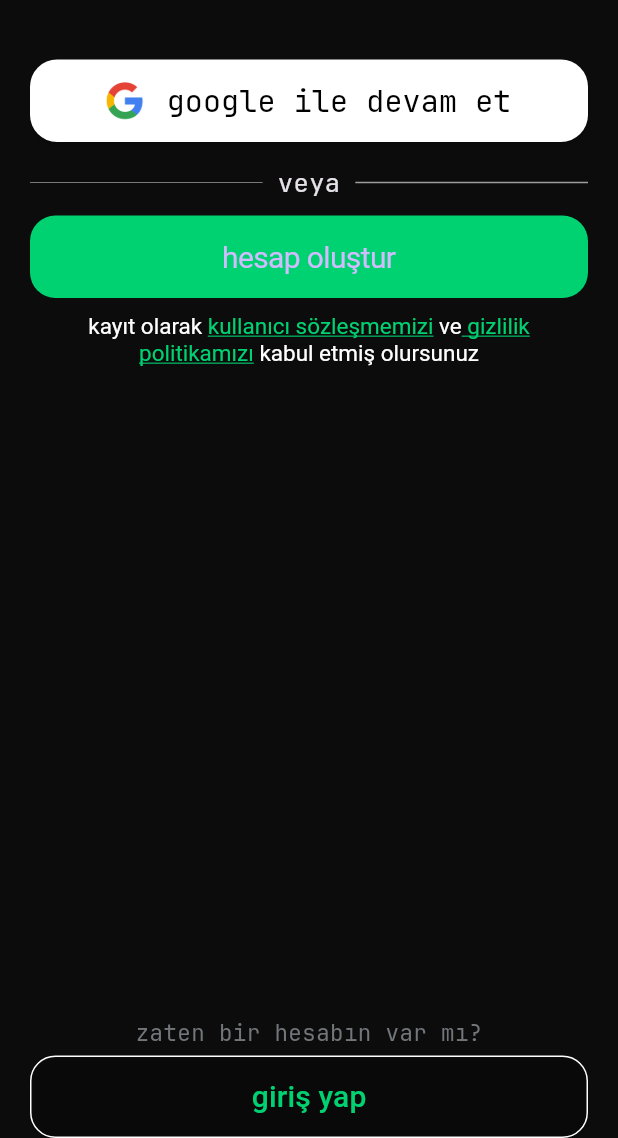
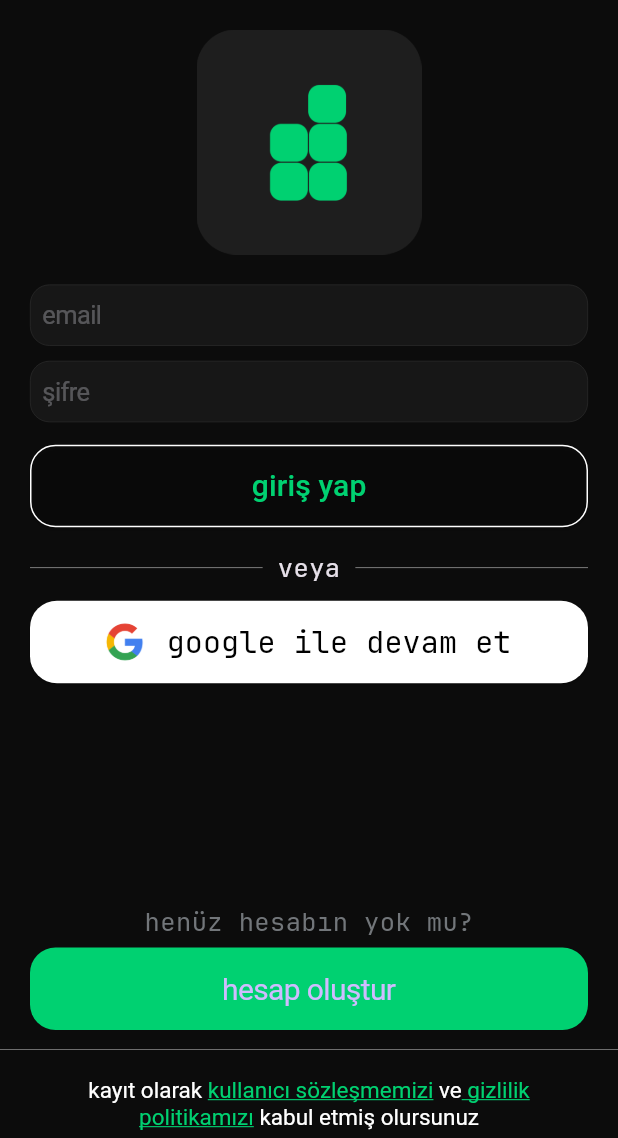
Before and after one commit to Foxq87/defter, a Flutter app: the screen it shows after launch, on a phone screen of 412 x 824 dp, the part 98-1236 px from its top. Run offline on Flutter 3.47's test engine with Material 3 defaults, Android fonts, the light colour scheme and no system bars; our stand-ins replace animate_do, carousel_slider, cloud_firestore, custom_sliding_segmented_control, file_picker, firebase_auth and 18 more; missing offline and left inert: any_link_preview, flutter_chat_reactions, flutter_pdfview, toggle_list; accounts and stored records are empty; Roboto replaces fonts that are missing (JetBrainMonoRegulars, JetBrainsMonoBold, JetBrainsMonoExtraBold).

Commit message:
log in screen changes (not done)

```diff
--- a/lib/core/commons/sign_in_buttons.dart
+++ b/lib/core/commons/sign_in_buttons.dart
@@ -6,8 +6,8 @@ import 'package:routemaster/routemaster.dart';
 
 import '../../theme/palette.dart';
 
-class SignInButton extends ConsumerWidget {
-  const SignInButton({super.key});
+class ContinueWithGoogleButton extends ConsumerWidget {
+  const ContinueWithGoogleButton({super.key});
 
   void signInWithGoogle(WidgetRef ref, BuildContext context) {
     ref.read(authControllerProvider.notifier).signInWithGoogle(context);
--- a/lib/features/auth/controller/auth_controller.dart
+++ b/lib/features/auth/controller/auth_controller.dart
@@ -48,12 +48,16 @@ class AuthController extends StateNotifier<bool> {
             _ref.read(userProvider.notifier).update((state) => userModel));
   }
 
-  void createUserWithEmailAndPassword(BuildContext context,String email, String password) async {
+  void createUserWithEmailAndPassword(
+      BuildContext context, String email, String password) async {
     state = true;
-    final user = await _authRepository.createUserWithEmailAndPassword(context,email,password);
+    final user = await _authRepository.createUserWithEmailAndPassword(
+        context, email, password);
     state = false;
-    user.fold(
-        (l) => print(l.message), //showSnackBar(context, l.message),
+    user.fold((l) {
+      // showSnackBar(context,
+      //     'bir hata oluştu. lütfen daha sonra tekrar deneyin: ' + l.toString());
+    }, //showSnackBar(context, l.message),
         (userModel) =>
             _ref.read(userProvider.notifier).update((state) => userModel));
   }
@@ -151,9 +155,12 @@ class AuthController extends StateNotifier<bool> {
       username_insensitive: usernameInsensitive,
       schoolId: schoolId,
     );
-    res.fold((l) => print(l.message), (r) {
+    res.fold(
+        (l) => showSnackBar(
+            context,
+            'bir hata oluştu. lütfen daha sonra tekrar deneyin: ' +
+                l.toString()), (r) {
       print(currentUser.username);
-      _ref.read(userProvider.notifier).update((state) => currentUser);
     });
     // state = false;
   }
--- a/lib/features/auth/repository/auth_repository.dart
+++ b/lib/features/auth/repository/auth_repository.dart
@@ -39,10 +39,31 @@ class AuthRepository {
       _firestore.collection(FirebaseConstants.schoolsCollection);
 
   Stream<User?> get authStatesChanges => _auth.authStateChanges();
+  String normalizeEmail(String email) {
+    final parts = email.split('@');
+    return '${parts[0].replaceAll('.', '')}@${parts[1]}';
+  }
 
   FutureEither<UserModel> createUserWithEmailAndPassword(
       BuildContext context, String email, String password) async {
     try {
+      email = normalizeEmail(email);
+      bool isEmailRegistered = false;
+      await _users.get().then((value) {
+        value.docs.forEach((element) {
+          if ((email == element.get('email') ||
+              normalizeEmail(email) == element.get('email'))&&element.get('dormType') == null) {
+            isEmailRegistered = true;
+          }
+        });
+      });
+
+      if (isEmailRegistered) {
+        throw FirebaseAuthException(
+          code: 'email-already-in-use',
+          message: 'The email address is already in use by another account.',
+        );
+      } else {
         UserCredential userCredential =
             await _auth.createUserWithEmailAndPassword(
           email: email,
@@ -79,13 +100,14 @@ class AuthRepository {
         //   userModel = await getUserData(userCredential.user!.uid).first;
         // }
         if (userCredential.additionalUserInfo!.isNewUser) {
-        print("sikecem aa" + userCredential.user!.uid);
+
           await _users.doc(userCredential.user!.uid).set(userModel.toMap());
         } else {
           final docSnapshot = await _users.doc(userCredential.user!.uid).get();
 
           if (docSnapshot.exists) {
-          userModel = UserModel.fromMap(docSnapshot.data() as Map<String, dynamic>);
+            userModel =
+                UserModel.fromMap(docSnapshot.data() as Map<String, dynamic>);
           } else {
             // Handle the situation when the document doesn't exist, e.g., create it.
             await _users.doc(userCredential.user!.uid).set(userModel.toMap());
@@ -100,6 +122,7 @@ class AuthRepository {
 
         // await _users.doc(userCredential.user!.uid).set(userModel.toMap());
         return right(userModel);
+      }
     } on FirebaseException catch (e) {
       if (e.code == 'weak-password') {
         showSnackBar(context, 'şifre en az 6 karakter içermeli');
@@ -108,6 +131,8 @@ class AuthRepository {
             context, 'bu email ile kayıt olmuş bir hesap zaten bulunuyor');
       } else if (e.code == 'invalid-email') {
         showSnackBar(context, 'lütfen geçerli bir email girin');
+      } else {
+        showSnackBar(context, e.message.toString());
       }
       print(e.code);
       throw e.message!;
@@ -137,7 +162,9 @@ class AuthRepository {
         profilePic: userCredential.user!.photoURL ?? Constants.avatarDefault,
         schoolId: '',
         banner: Constants.bannerDefault,
-        email: userCredential.user!.email ?? '',
+        email: userCredential.user!.email == null
+            ? ''
+            : normalizeEmail(userCredential.user!.email!),
         bio: '',
         isSuspended: false,
         creation: DateTime.now(),
@@ -303,6 +330,11 @@ class AuthRepository {
       String usernameInsensitive,
       String schoolId) async {
     try {
+      final userdoc = await _users.doc(uid).get();
+      if (userdoc.exists) {
+      } else {
+
+      }
       _users.doc(uid).update({
         "username": username,
         "username_insensitive": usernameInsensitive,
--- a/lib/features/auth/screens/login_screen.dart
+++ b/lib/features/auth/screens/login_screen.dart
@@ -3,13 +3,23 @@ import 'package:acc/core/commons/sign_in_buttons.dart';
 import 'package:acc/core/constants/constants.dart';
 import 'package:acc/features/auth/controller/auth_controller.dart';
 import 'package:acc/theme/palette.dart';
+import 'package:flutter/cupertino.dart';
 import 'package:flutter/gestures.dart';
 import 'package:flutter/material.dart';
 import 'package:flutter_riverpod/flutter_riverpod.dart';
 import 'package:url_launcher/url_launcher.dart';
 
-class LoginScreen extends ConsumerWidget {
+class LoginScreen extends ConsumerStatefulWidget {
   const LoginScreen({super.key});
+
+  @override
+  ConsumerState<ConsumerStatefulWidget> createState() => _LoginScreenState();
+}
+
+class _LoginScreenState extends ConsumerState<LoginScreen> {
+  TextEditingController emailController = TextEditingController();
+  TextEditingController passwordController = TextEditingController();
+
   void launchURL(String url) async {
     Uri uri = Uri.parse(url);
     if (await canLaunchUrl(uri)) {
@@ -20,7 +30,7 @@ class LoginScreen extends ConsumerWidget {
   }
 
   @override
-  Widget build(BuildContext context, WidgetRef ref) {
+  Widget build(BuildContext context) {
     bool isLoading = ref.watch(authControllerProvider);
     return SafeArea(
       child: Scaffold(
@@ -48,10 +58,54 @@ class LoginScreen extends ConsumerWidget {
                       ]),
                     ),
                   ),
+                  SizedBox(height: 20),
+                  Image.asset(
+                    'assets/defter-icon-rounded.png',
+                    height: 150,
+                    width: 150,
+                  ),
                   const SizedBox(
-                    height: 40,
+                    height: 20,
                   ),
-                  const SignInButton(),
+                  Padding(
+                    padding: const EdgeInsets.symmetric(horizontal: 20.0),
+                    child: CupertinoTextField(
+                      style: TextStyle(color: Colors.white),
+                      padding:
+                          EdgeInsets.symmetric(horizontal: 8, vertical: 10),
+                      controller: emailController,
+                      placeholder: 'email',
+                      cursorColor: Palette.themeColor,
+                      decoration: BoxDecoration(
+                          borderRadius: BorderRadius.circular(13),
+                          color: Palette.justGreyColor,
+                          border: Border.all(
+                              width: 0.45, color: Palette.darkGreyColor2)),
+                    ),
+                  ),
+                  SizedBox(
+                    height: 10,
+                  ),
+                  Padding(
+                    padding: const EdgeInsets.symmetric(horizontal: 20.0),
+                    child: CupertinoTextField(
+                      padding:
+                          EdgeInsets.symmetric(horizontal: 8, vertical: 10),
+                      style: TextStyle(color: Colors.white),
+                      controller: passwordController,
+                      placeholder: 'şifre',
+                      cursorColor: Palette.themeColor,
+                      decoration: BoxDecoration(
+                          borderRadius: BorderRadius.circular(13),
+                          color: Palette.justGreyColor,
+                          border: Border.all(
+                              width: 0.45, color: Palette.darkGreyColor2)),
+                    ),
+                  ),
+                  const SizedBox(
+                    height: 15,
+                  ),
+                  const LogInButton(),
                   const SizedBox(
                     height: 15,
                   ),
@@ -72,6 +126,7 @@ class LoginScreen extends ConsumerWidget {
                       ),
                       Expanded(
                         child: Divider(
+                          thickness: 0.5,
                           endIndent: 20,
                           indent: 10,
                           color: Colors.grey,
@@ -82,25 +137,35 @@ class LoginScreen extends ConsumerWidget {
                   const SizedBox(
                     height: 10,
                   ),
+                  const ContinueWithGoogleButton(),
+                  const Spacer(),
+                  Text(
+                    'henüz hesabın yok mu?',
+                    style: TextStyle(
+                        color: Palette.placeholderColor,
+                        fontSize: 17,
+                        fontFamily: 'JetBrainsMonoRegular'),
+                  ),
+                  const SizedBox(
+                    height: 5,
+                  ),
                   CreateAccButton(
                     ref: ref,
+                  ),
+                  const SizedBox(
+                    height: 5,
+                  ),
+                  Divider(
+                    thickness: 0.45,
+                    color: Colors.grey,
                   ),
                   const SizedBox(
                     height: 10,
                   ),
                   agreements(),
-                  const Spacer(),
-                  Text(
-                    'zaten bir hesabın var mı?',
-                    style: TextStyle(
-                        fontFamily: 'JetBrainsMonoRegular',
-                        fontSize: 15,
-                        color: Palette.placeholderColor),
-                  ),
                   SizedBox(
                     height: 5,
                   ),
-                  const LogInButton(),
                 ],
               ),
       ),
--- a/lib/features/auth/screens/setup_profile.dart
+++ b/lib/features/auth/screens/setup_profile.dart
@@ -183,6 +183,11 @@ class _SetupProfileState extends ConsumerState<SetupProfile> {
                   setState(() {
                     isLoading = true;
                   });
+                  if (widget.user.uid.isEmpty) {
+                    print('we got problem to solve');
+                  } else {
+                    print('we dont have problem');
+                  }
 
                   ref.read(authControllerProvider.notifier).setupUser(
                         context,
--- /dev/null
+++ b/lib/sign-in-options.txt
@@ -0,0 +1,6 @@
+google
+- check for appbeyoglu
+  - if email is already in use -> appbeyoglu user
+  - if
+
+email password
```
Lines whose indentation alone changed are shown as unchanged.
